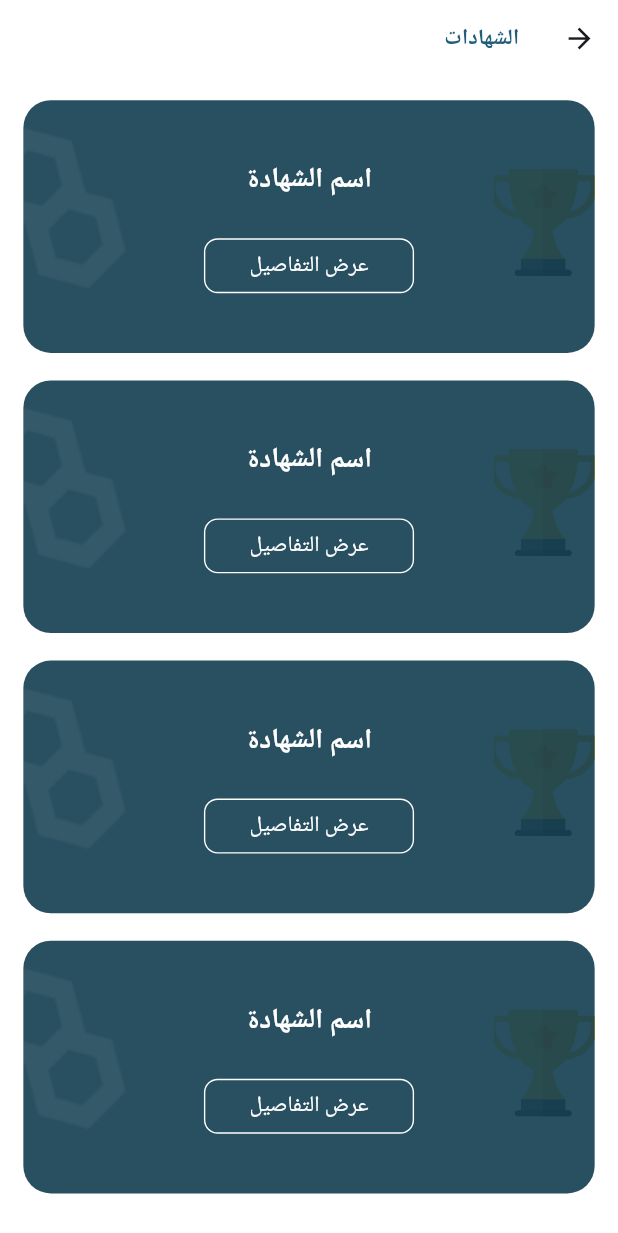
After one commit to mostafaahmedbahr/engineering_day_app, a Flutter app: the CertificatesAndGiftsView screen opened directly, after a tap on "الشهادات", on a phone screen of 412 x 824 dp. The commit adds this screen. Shown: the top 1233 px of the screen. Run offline on Flutter 3.47's test engine with Material 3 defaults, Android fonts, the phone set to English and light mode, and no system bars; our stand-ins replace dartz, dio, easy_localization, flutter_svg, get_it, loading_animation_widget and 3 more; accounts and stored records are empty; project files that could hold a hidden picture were left out.

Commit message:
CertificatesViewBodyItem

```diff
--- a/lib/core/utils/app_colors/app_colors.dart
+++ b/lib/core/utils/app_colors/app_colors.dart
@@ -4,6 +4,7 @@ import 'package:flutter/material.dart';
 class AppColors
 {
   static const  Color mainColor =   Color(0xff3A8EB4);
+  static const  Color mainColor2 =   Color(0xff123D50);
   static const  Color darkMainColor =   Color(0xff205D7A);
   static const  Color greyColor =   Color(0xffA6A6A6);
   static const  Color darkMainColor2 =   Color(0xff123D50);
--- a/lib/core/utils/app_images/app_images.dart
+++ b/lib/core/utils/app_images/app_images.dart
@@ -16,4 +16,5 @@ class AppImages
   static const String cutLogo = "assets/images/pngs/اليوم_الهندسي__1___1__page-0002-removebg-preview 6.png";
 
 
+
 }
--- a/lib/core/utils/app_styles/app_styles.dart
+++ b/lib/core/utils/app_styles/app_styles.dart
@@ -25,26 +25,8 @@ class AppStyles
   );
 
 
-  static const textStyle20 = TextStyle(
-      fontWeight: FontWeight.w700,
-      fontSize: 20,
-      color: AppColors.whiteColor
 
-  );
 
-  static const textStyle24 = TextStyle(
-      fontWeight: FontWeight.w500,
-      fontSize: 24,
-      color: AppColors.blackColor
-
-  );
-
-  static const textStyle30 = TextStyle(
-      fontWeight: FontWeight.w600,
-      fontSize: 30,
-      color: AppColors.whiteColor
-
-  );
 
 
 }
--- /dev/null
+++ b/lib/features/certificates/presentation/views/certificates_view.dart
@@ -0,0 +1,21 @@
+ import 'package:easy_localization/easy_localization.dart';
+import 'package:engineering_day_app/core/shared_widgets/custom_global_app_bar.dart';
+import 'package:engineering_day_app/core/utils/app_colors/app_colors.dart';
+import 'package:engineering_day_app/features/certificates/presentation/views/widgets/certificates_view_body.dart';
+import 'package:engineering_day_app/lang/locale_keys.dart';
+import 'package:flutter/material.dart';
+
+class CertificatesView extends StatelessWidget {
+  const CertificatesView({super.key});
+
+  @override
+  Widget build(BuildContext context) {
+    return SafeArea(child: Scaffold(
+      backgroundColor: AppColors.whiteColor,
+      appBar: CustomGlobalAppBar(
+        title: LocaleKeys.certifications.tr(),
+      ),
+      body: const CertificatesViewBody(),
+    ));
+  }
+}
--- /dev/null
+++ b/lib/features/certificates/presentation/views/widgets/certificates_view_body.dart
@@ -0,0 +1,24 @@
+import 'package:engineering_day_app/core/shared_widgets/custom_sized_box.dart';
+import 'package:flutter/cupertino.dart';
+
+import 'certificates_view_body_item.dart';
+
+class CertificatesViewBody extends StatelessWidget {
+  const CertificatesViewBody({super.key});
+
+  @override
+  Widget build(BuildContext context) {
+    return Padding(
+      padding: const EdgeInsets.all(17.0),
+      child: ListView.separated(
+          itemBuilder:  (context , index ){
+            return const CertificatesViewBodyItem();
+          },
+          separatorBuilder: (context , index ){
+            return const CustomSizedBox(height: 20,);
+          },
+          itemCount: 5,
+      ),
+    );
+  }
+}
--- /dev/null
+++ b/lib/features/certificates/presentation/views/widgets/certificates_view_body_item.dart
@@ -0,0 +1,79 @@
+import 'package:easy_localization/easy_localization.dart';
+import 'package:engineering_day_app/core/shared_widgets/custom_sized_box.dart';
+import 'package:engineering_day_app/core/utils/app_colors/app_colors.dart';
+import 'package:engineering_day_app/core/utils/app_styles/app_styles.dart';
+import 'package:engineering_day_app/lang/locale_keys.dart';
+ import 'package:flutter/material.dart';
+import 'package:flutter_svg/flutter_svg.dart';
+
+import '../../../../../core/utils/app_images/app_images.dart';
+
+class CertificatesViewBodyItem extends StatelessWidget {
+  const CertificatesViewBodyItem({super.key});
+
+  @override
+  Widget build(BuildContext context) {
+    return Stack(
+      children: [
+        Positioned(
+            right: 0,
+            top: 50,
+            child: SvgPicture.asset(AppImages.cup,
+              height: 78,
+              width: 73,
+              fit: BoxFit.cover,)),
+        Container(
+          height: 184,
+          width: double.infinity,
+          decoration: BoxDecoration(
+            borderRadius: BorderRadius.circular(20),
+            color: AppColors.darkMainColor2.withOpacity(0.9) ,
+          ),
+          child: Column(
+            mainAxisAlignment: MainAxisAlignment.center,
+            children: [
+              Text("اسم الشهادة",
+              style: AppStyles.textStyle14WhiteW800.copyWith(
+                fontSize: 20,
+              ),),
+              const CustomSizedBox(height: 27,),
+              InkWell(
+                onTap: (){},
+                child: Container(
+                  height: 40,
+                  width: 153,
+                  decoration: BoxDecoration(
+                    color: Colors.transparent,
+                    borderRadius: BorderRadius.circular(10),
+                    border: Border.all(
+                      color: AppColors.whiteColor,
+                    ),
+                  ),
+                  child: Center(
+                    child: Text(LocaleKeys.showDetails.tr(),
+                      style: AppStyles.textStyle14WhiteW800.copyWith(
+                        fontSize: 16,
+                        fontWeight: FontWeight.w400,
+                      ),
+                    ),
+                  ),
+                ),
+              ),
+            ],
+          ),
+        ),
+        Positioned(
+            left: 0,
+            top: 8,
+            child: Image.asset(AppImages.cutLogo,
+            height: 135,
+            width: 98,
+            fit: BoxFit.cover,)),
+
+
+
+
+      ],
+    );
+  }
+}
--- a/lib/features/certificates_and_gifts/presentation/views/certificates_and_gifts_view.dart
+++ b/lib/features/certificates_and_gifts/presentation/views/certificates_and_gifts_view.dart
@@ -16,7 +16,7 @@ class CertificatesAndGiftsView extends StatelessWidget {
       appBar: CustomGlobalAppBar(
         title: LocaleKeys.awards.tr(),
       ),
-      body: CertificatesAndGiftsViewBody(),
+      body: const CertificatesAndGiftsViewBody(),
     ));
   }
 }
--- a/lib/features/certificates_and_gifts/presentation/views/widgets/certificates_and_gifts_view_body.dart
+++ b/lib/features/certificates_and_gifts/presentation/views/widgets/certificates_and_gifts_view_body.dart
@@ -7,6 +7,7 @@ import 'package:engineering_day_app/lang/locale_keys.dart';
 import 'package:flutter/cupertino.dart';
 import 'package:flutter_svg/flutter_svg.dart';
 
+import '../../../../certificates/presentation/views/certificates_view.dart';
 import 'certificates_and_gifts_view_body_item.dart';
 
 class CertificatesAndGiftsViewBody extends StatelessWidget {
@@ -23,6 +24,7 @@ class CertificatesAndGiftsViewBody extends StatelessWidget {
               title: LocaleKeys.certifications.tr(),
               image: AppImages.cup,
               color: AppColors.darkMainColor2,
+              screen: const CertificatesView(),
             ),
           ),
           const CustomSizedBox(
@@ -34,6 +36,7 @@ class CertificatesAndGiftsViewBody extends StatelessWidget {
               image: AppImages.gift,
               color: AppColors.mainColor,
               height: 40,
+              screen: const CertificatesView(),
             ),
           ),
         ],
--- a/lib/features/certificates_and_gifts/presentation/views/widgets/certificates_and_gifts_view_body_item.dart
+++ b/lib/features/certificates_and_gifts/presentation/views/widgets/certificates_and_gifts_view_body_item.dart
@@ -1,3 +1,4 @@
+ import 'package:engineering_day_app/core/utils/app_nav/app_nav.dart';
 import 'package:flutter/material.dart';
 import 'package:flutter_svg/svg.dart';
 
@@ -6,14 +7,22 @@ import '../../../../../core/shared_widgets/custom_sized_box.dart';
 import '../../../../../core/utils/app_styles/app_styles.dart';
 
 class CertificatesAndGiftsViewBodyItem extends StatelessWidget {
-  const CertificatesAndGiftsViewBodyItem({super.key, required this.title, required this.image, required this.color, this.height = 50});
+  const CertificatesAndGiftsViewBodyItem({super.key, required this.title, required this.image, required this.color,required  this.screen , this.height = 50});
   final String title;
   final String image;
   final Color color;
   final double height;
+  final dynamic screen;
   @override
   Widget build(BuildContext context) {
-    return Stack(
+    return InkWell(
+      onTap: (){
+        AppNav.customNavigator(context: context,
+            screen: screen,
+            finish: false,
+        );
+      },
+      child: Stack(
         children: [
           Container(
             height: 164,
@@ -39,6 +48,7 @@ class CertificatesAndGiftsViewBodyItem extends StatelessWidget {
               child: Image.asset(AppImages.cutLogo,)),
 
         ],
+      ),
     );
   }
 }
--- a/lib/lang/ar.dart
+++ b/lib/lang/ar.dart
@@ -8,6 +8,7 @@ class Ar
    "home" : "الرئيسية",
    "certifications" : "الشهادات",
    "gifts" : "الهدايا",
+   "showDetails" : "عرض التفاصيل",
 
 
 
--- a/lib/lang/en.dart
+++ b/lib/lang/en.dart
@@ -8,6 +8,7 @@ class En{
     "home" : "Home",
     "certifications" : "Certifications",
     "gifts" : "Gifts",
+    "showDetails" : "Show Details",
 
 
   };
--- a/lib/lang/locale_keys.dart
+++ b/lib/lang/locale_keys.dart
@@ -7,6 +7,7 @@ abstract class LocaleKeys {
   static const tickets = "tickets";
   static const certifications = "certifications";
   static const gifts = "gifts";
+  static const showDetails = "showDetails";
 
 
 
```
Lines whose indentation alone changed are shown as unchanged.
